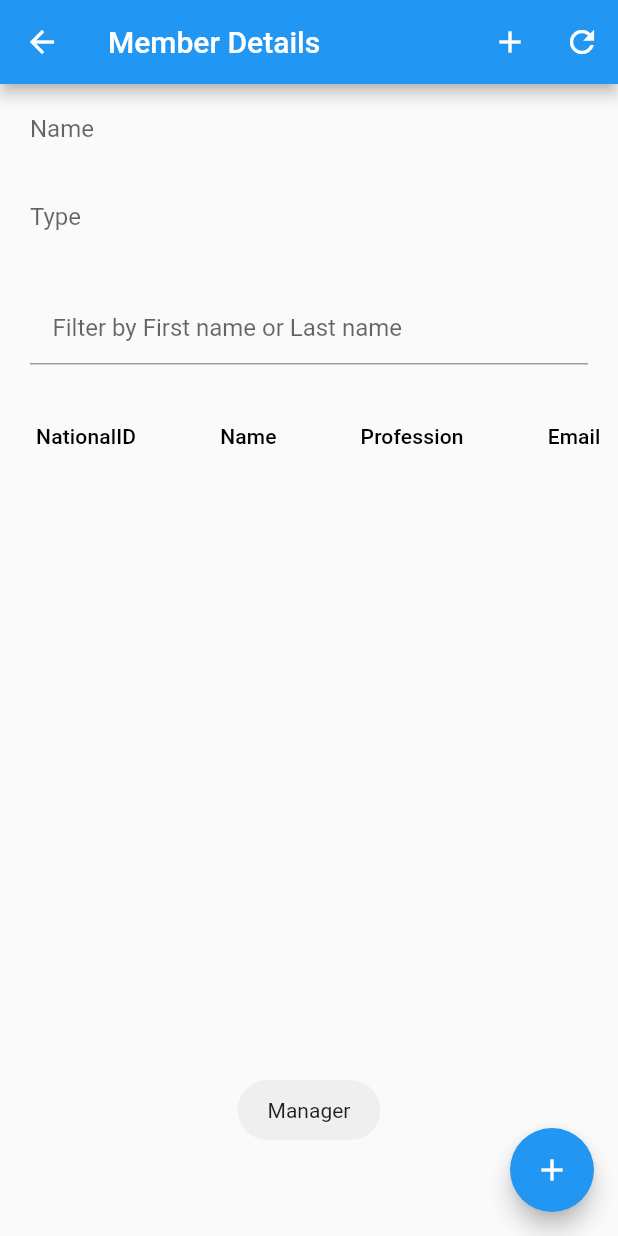
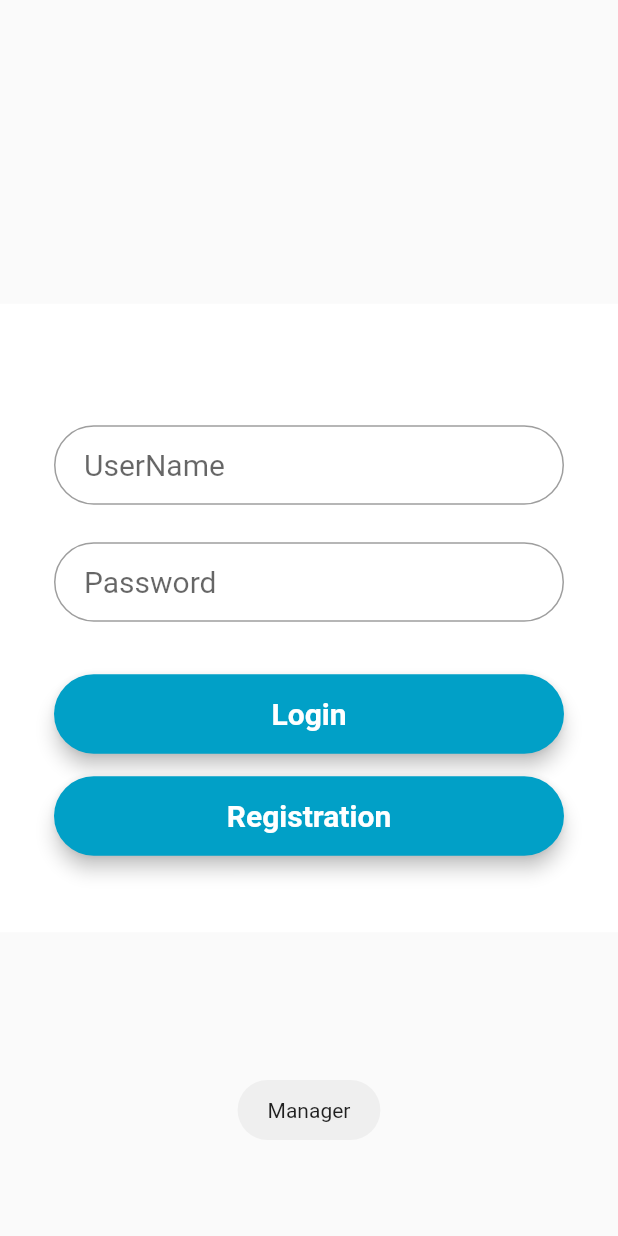
Before and after one commit to CharithBK/flutter_datatable, a Flutter app: the screen it shows after launch, after a tap on "Profile", on a phone screen of 412 x 824 dp. Run offline on Flutter 3.47's test engine with Material 2 defaults, Android fonts, the phone set to English and light mode, and no system bars; our stand-ins replace fluttertoast; network calls fail; Roboto replaces fonts that are missing (Montserrat).

Commit message:
registration

```diff
--- a/lib/pages/DataTable.dart
+++ b/lib/pages/DataTable.dart
@@ -344,15 +344,14 @@ class _DataTableDemoState extends State<DataTableDemo> {
       child: TextField(
         decoration: InputDecoration(
           contentPadding: EdgeInsets.all(15.0),
-          hintText: 'Filter by First name or Last name',
+          hintText: 'Find By ID',
         ),
         onChanged: (string) {
           _debouncer.run(() {
             setState(() {
               _filteremployees = _employees
                   .where((u) =>
-                      (u.name.toLowerCase().contains(string.toLowerCase()) ||
-                          u.type.toLowerCase().contains(string.toLowerCase())))
+                      (u.nationalID.toLowerCase().contains(string.toLowerCase())))
                   .toList();
             });
           });
@@ -382,7 +381,7 @@ class _DataTableDemoState extends State<DataTableDemo> {
           )
         ],
       ),
-      body: Container(
+      body: Form(
         child: Column(
             mainAxisAlignment: MainAxisAlignment.center,
             children: <Widget>[
@@ -433,6 +432,7 @@ class _DataTableDemoState extends State<DataTableDemo> {
               ),
             ],
           ),
+
       ),
       floatingActionButton: FloatingActionButton(
         onPressed: () {
--- a/lib/pages/home.dart
+++ b/lib/pages/home.dart
@@ -3,6 +3,7 @@ import 'package:fluttertoast/fluttertoast.dart';
 import 'DataTable.dart';
 import 'Employee.dart';
 import 'Services.dart';
+import 'login.dart';
 
 class Home extends StatefulWidget {
   @override
@@ -30,7 +31,7 @@ class _HomeState extends State<Home> {
             onTap: () {
               Fluttertoast.showToast(msg: 'Manager');
               Navigator.push(context,
-                  MaterialPageRoute(builder: (context) => new DataTableDemo()));
+                  MaterialPageRoute(builder: (context) => new Login()));
             },
             child: ListTile(
               title: Text('Profile'),
--- /dev/null
+++ b/lib/pages/login.dart
@@ -0,0 +1,107 @@
+import 'package:flutter/material.dart';
+import 'package:flutterdatatable/pages/registration.dart';
+import 'package:fluttertoast/fluttertoast.dart';
+
+class Login extends StatefulWidget {
+  @override
+  _LoginState createState() => _LoginState();
+}
+
+class _LoginState extends State<Login> {
+  TextStyle style = TextStyle(fontFamily: 'Montserrat', fontSize: 20.0);
+
+  //===============================================================================================================================
+
+  TextEditingController user = new TextEditingController();
+  TextEditingController pass = new TextEditingController();
+
+  @override
+  Widget build(BuildContext context) {
+    final username = TextField(
+      controller: user,
+      obscureText: false,
+      style: style,
+      decoration: InputDecoration(
+          contentPadding: EdgeInsets.fromLTRB(20.0, 15.0, 20.0, 15.0),
+          hintText: "UserName",
+          border:
+          OutlineInputBorder(borderRadius: BorderRadius.circular(32.0))),
+    );
+    final passwordField = TextField(
+      controller: pass,
+      obscureText: true,
+      style: style,
+      decoration: InputDecoration(
+          contentPadding: EdgeInsets.fromLTRB(20.0, 15.0, 20.0, 15.0),
+          hintText: "Password",
+          border:
+          OutlineInputBorder(borderRadius: BorderRadius.circular(32.0))),
+    );
+
+    final loginButon = Material(
+      elevation: 5.0,
+      borderRadius: BorderRadius.circular(30.0),
+      color: Color(0xff01A0C7),
+      child: MaterialButton(
+        minWidth: MediaQuery.of(context).size.width,
+        padding: EdgeInsets.fromLTRB(20.0, 15.0, 20.0, 15.0),
+        onPressed: () {
+         // login();
+        },
+        child: Text("Login",
+            textAlign: TextAlign.center,
+            style: style.copyWith(
+                color: Colors.white, fontWeight: FontWeight.bold)),
+      ),
+    );
+
+    // ignore: non_constant_identifier_names
+    final RegistrationButton = Material(
+      elevation: 5.0,
+      borderRadius: BorderRadius.circular(30.0),
+      color: Color(0xff01A0C7),
+      child: MaterialButton(
+        minWidth: MediaQuery.of(context).size.width,
+        padding: EdgeInsets.fromLTRB(20.0, 15.0, 20.0, 15.0),
+        onPressed: () {
+          Navigator.push(
+            context,
+            MaterialPageRoute(builder: (context) => Registration()),
+          );
+        },
+        child: Text("Registration",
+            textAlign: TextAlign.center,
+            style: style.copyWith(
+                color: Colors.white, fontWeight: FontWeight.bold)),
+      ),
+    );
+    return Scaffold(
+      body: Center(
+        child: Container(
+          color: Colors.white,
+          child: Padding(
+            padding: const EdgeInsets.all(36.0),
+            child: SingleChildScrollView(
+              child: Column(
+                crossAxisAlignment: CrossAxisAlignment.center,
+                mainAxisAlignment: MainAxisAlignment.center,
+                children: <Widget>[
+
+                  SizedBox(height: 45.0),
+                  username,
+                  SizedBox(height: 25.0),
+                  passwordField,
+                  SizedBox(height: 35.0),
+                  loginButon,
+                  SizedBox(height: 15.0),
+                  RegistrationButton,
+                  SizedBox(height: 15.0),
+                ],
+              ),
+            ),
+          ),
+        ),
+      ),
+    );
+  }
+}
```
Also changed, not shown: lib/pages/Services.dart (+47 -18 lines), lib/pages/registration.dart (added, +277 -0 lines). Lines whose indentation alone changed are shown as unchanged.
